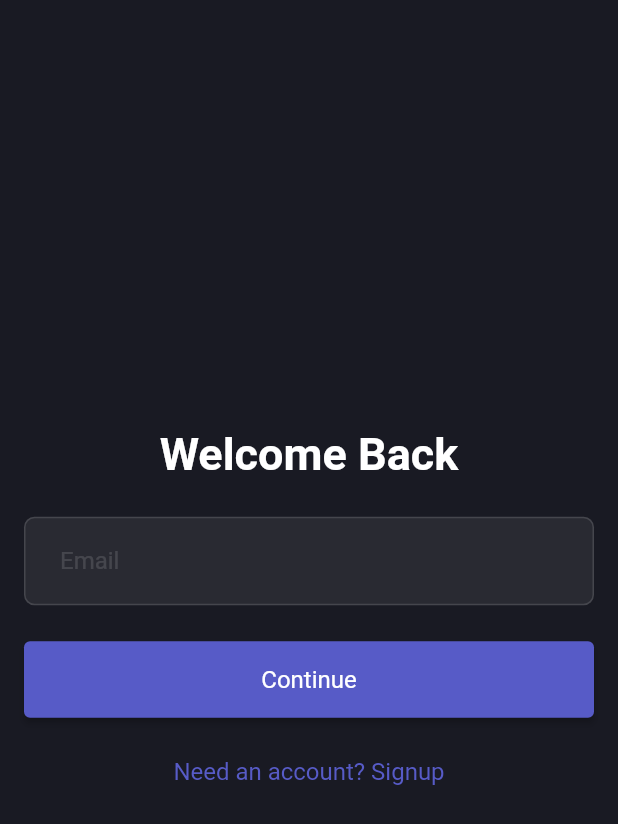
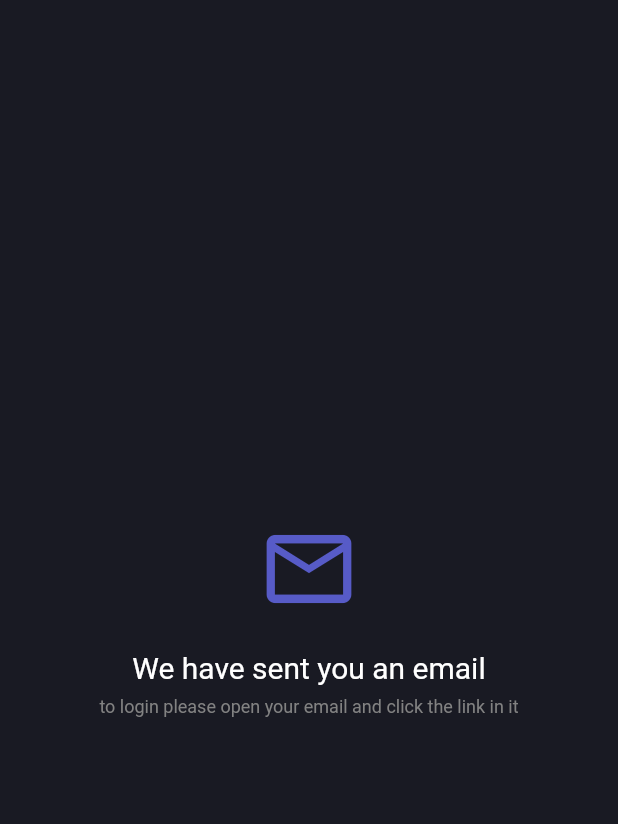
Before and after one commit to oussbad/delivery-App-, a Flutter app: the screen it shows after launch, on a phone screen of 412 x 824 dp. Shown: the top 824 px of the screen. Run offline on Flutter 3.47's test engine with Material 2 defaults, Android fonts, the phone set to English and light mode, and no system bars; our stand-ins replace device_preview, flutter_svg, get, get_storage; statements that could not run were skipped.

Commit message:
feat: add email verification page

```diff
--- a/lib/src/app/resources/strings_manager.dart
+++ b/lib/src/app/resources/strings_manager.dart
@@ -31,4 +31,7 @@ class StringsManager {
   static const String welcomeBack = 'Welcome Back';
   static const String needAnAccount = 'Need an account? Signup';
   static const String continueTo = 'Continue';
+  static const String emailSent = 'We have sent you an email';
+  static const String emailSentDescription =
+      'to login please open your email and click the link in it';
 }
--- a/lib/src/app/routes/app_pages.dart
+++ b/lib/src/app/routes/app_pages.dart
@@ -1,5 +1,6 @@
 import 'package:boxpend_flutter_android_app/src/presentation/auth/binds/signin_bind.dart';
 import 'package:boxpend_flutter_android_app/src/presentation/auth/binds/signup_bind.dart';
+import 'package:boxpend_flutter_android_app/src/presentation/auth/pages/email_verification_page.dart';
 import 'package:boxpend_flutter_android_app/src/presentation/auth/pages/signin_page.dart';
 import 'package:boxpend_flutter_android_app/src/presentation/auth/pages/signup_page.dart';
 import 'package:boxpend_flutter_android_app/src/presentation/template/binds/template_bind.dart';
@@ -15,7 +16,7 @@ part 'app_routes.dart';
 class AppPages {
   AppPages._();
 
-  static const initial = AppRoutes.signIn;
+  static const initial = AppRoutes.emailVerification;
 
   static final pages = [
     // Just a simple template to copy from
@@ -54,5 +55,9 @@ class AppPages {
       page: () => const SignInPage(),
       binding: SignInBind(),
     ),
+    GetPage(
+      name: _Paths.emailVerification,
+      page: () => const EmailVerificationPage(),
+    ),
   ];
 }
--- a/lib/src/app/routes/app_routes.dart
+++ b/lib/src/app/routes/app_routes.dart
@@ -16,6 +16,7 @@ abstract class _Paths {
   ///
   static const signUp = '/signup';
   static const signIn = '/signin';
+  static const emailVerification = '/emailVerification';
 }
 
 abstract class AppRoutes {
@@ -35,4 +36,5 @@ abstract class AppRoutes {
   ///
   static const signUp = _Paths.signUp;
   static const signIn = _Paths.signIn;
+  static const emailVerification = _Paths.emailVerification;
 }
--- /dev/null
+++ b/lib/src/presentation/auth/pages/email_verification_page.dart
@@ -0,0 +1,51 @@
+import 'package:boxpend_flutter_android_app/src/app/resources/strings_manager.dart';
+import 'package:boxpend_flutter_android_app/src/app/themes/app_palette.dart';
+import 'package:boxpend_flutter_android_app/src/app/themes/app_spacing.dart';
+import 'package:boxpend_flutter_android_app/src/app/themes/app_typography.dart';
+import 'package:boxpend_flutter_android_app/src/app/widgets/utils/gap_widget.dart';
+import 'package:boxpend_flutter_android_app/src/app/widgets/utils/text_block_widget.dart';
+import 'package:flutter/material.dart';
+import 'package:get/get.dart';
+
+class EmailVerificationPage extends StatelessWidget {
+  const EmailVerificationPage({super.key});
+
+  @override
+  Widget build(BuildContext context) {
+    return Scaffold(
+      body: Center(
+        child: Form(
+          child: Padding(
+            padding: EdgeInsets.symmetric(horizontal: AppSpacing.s_16),
+            child: _buildColumn(),
+          ),
+        ),
+      ),
+    );
+  }
+
+  Widget _buildColumn() {
+    return Column(
+      mainAxisAlignment: MainAxisAlignment.center,
+      children: [
+        Icon(
+          Icons.email_outlined,
+          color: AppPalette.primarySwatch,
+          size: AppTypography.sizeXXL * 2,
+        ),
+        GapWidget.spacing20(),
+        TextBlocKWidget.subTitle(
+          StringsManager.emailSent,
+          color: AppPalette.white,
+          textAlign: TextAlign.center,
+        ),
+        GapWidget.spacing8(),
+        TextBlocKWidget.caption(
+          StringsManager.emailSentDescription,
+          color: AppPalette.text3,
+          textAlign: TextAlign.center,
+        ),
+      ],
+    );
+  }
+}
```
